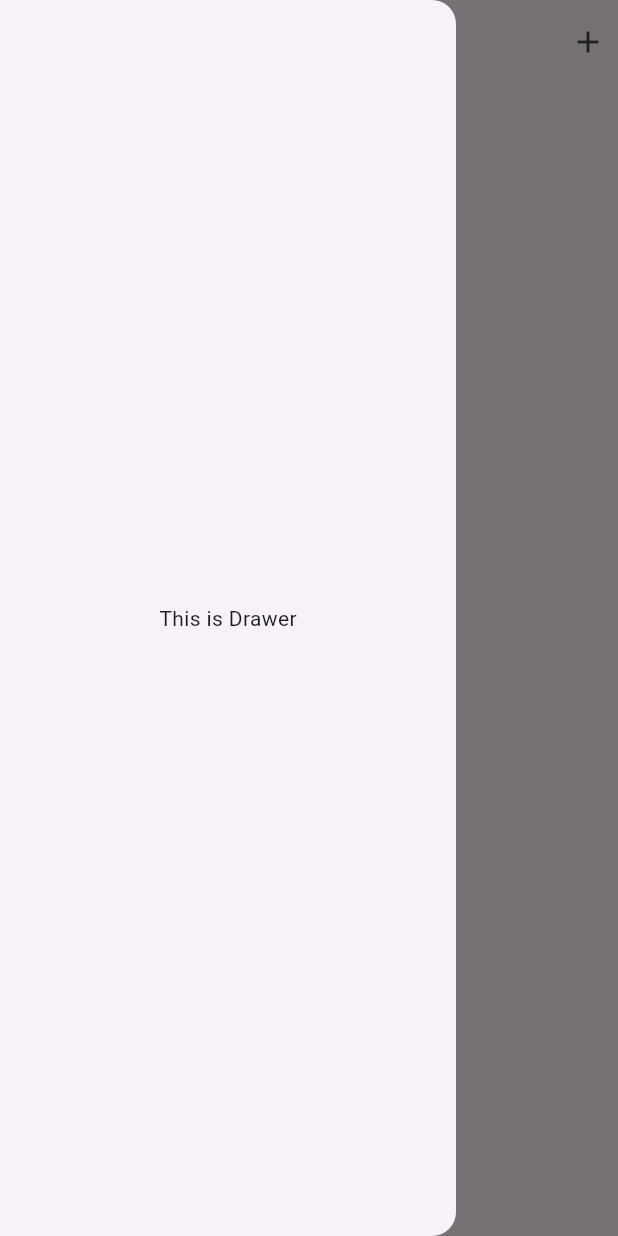
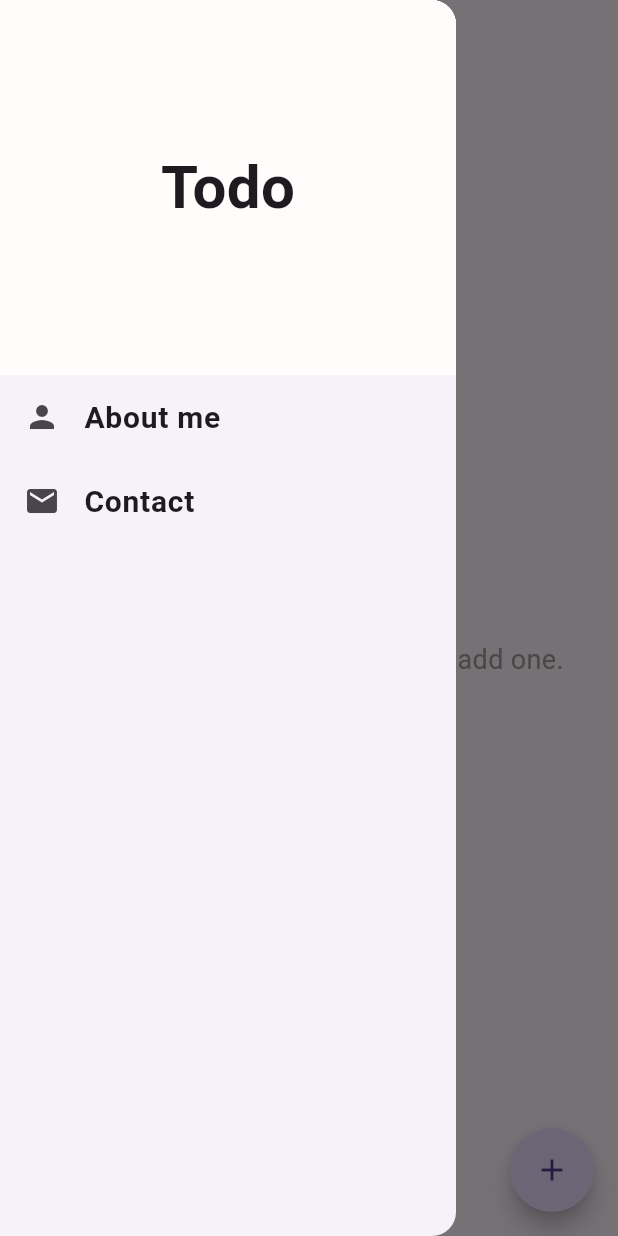
Before and after one commit to anilkumar572/todoapp, a Flutter app: the screen it shows after launch, with the side drawer open, on a phone screen of 412 x 824 dp. Run offline on Flutter 3.47's test engine with Material 3 defaults, Android fonts, the phone set to English and light mode, and no system bars; our stand-ins replace shared_preferences.

Commit message:
final commit

```diff
--- a/lib/mainscreen.dart
+++ b/lib/mainscreen.dart
@@ -1,6 +1,8 @@
 import 'package:flutter/material.dart';
 import 'package:shared_preferences/shared_preferences.dart';
 import 'package:todoapp/addtodo.dart';
+import 'package:todoapp/widgets/todolist.dart';
+import 'package:url_launcher/url_launcher.dart';
 
 class MainScreen extends StatefulWidget {
   const MainScreen({super.key});
@@ -11,7 +13,6 @@ class MainScreen extends StatefulWidget {
 
 class _MainScreenState extends State<MainScreen> {
   List<String> texts = [];
-  String text = "";
 
   void addText({required String changetext}) {
     if (texts.contains(changetext)) {
@@ -19,42 +20,57 @@ class _MainScreenState extends State<MainScreen> {
         context: context,
         builder: (context) {
           return AlertDialog(
-              content: Container(
-                child: Text("Hello"),
+            title: const Text("Duplicate Task"),
+            content: const Text("This task already exists in the list."),
+            actions: [
+              TextButton(
+                onPressed: () {
+                  Navigator.pop(context);
+                },
+                child: const Text("OK"),
               ),
+            ],
           );
-          });
+        },
+      );
+      return;
     }
     setState(() {
       texts.insert(0, changetext);
     });
-    UpdateLocalData();
+    updateLocalData();
     Navigator.pop(context);
   }
 
-  void UpdateLocalData() async {
+  void updateLocalData() async {
+    try {
       final SharedPreferences prefs = await SharedPreferences.getInstance();
-    prefs.setStringList('texts', texts);
+      await prefs.setStringList('texts', texts);
+    } catch (e) {
+      // Handle error if SharedPreferences fails
+      print("Error saving data: $e");
+    }
   }
 
-  void getlist() async {
+  void getList() async {
+    try {
       final SharedPreferences prefs = await SharedPreferences.getInstance();
       texts = (prefs.getStringList('texts') ?? []).toList();
       setState(() {});
+    } catch (e) {
+      // Handle error if SharedPreferences fails
+      print("Error loading data: $e");
+    }
   }
 
   @override
-  Widget build(BuildContext context) {
-    return Scaffold(
-        drawer: const Drawer(
-          child: Center(child: Text("This is Drawer")),
-        ),
-        appBar: AppBar(
-          title: const Text("Todo App"),
-          centerTitle: true,
-          actions: [
-            InkWell(
-              onTap: () {
+  void initState() {
+    super.initState();
+    getList();
+  }
+
+//on clicking the + icon
+  void onClickOficon() {
     showModalBottomSheet(
       context: context,
       builder: (context) {
@@ -64,53 +80,76 @@ class _MainScreenState extends State<MainScreen> {
           decoration: const BoxDecoration(
             borderRadius: BorderRadius.only(
               topLeft: Radius.circular(20),
-                              topRight: Radius.circular(20)),
+              topRight: Radius.circular(20),
+            ),
           ),
           child: Addtodo(
             addText: addText,
           ),
         );
-                    });
       },
-              child: const Padding(
-                padding: EdgeInsets.all(8.0),
-                child: Icon(
-                  Icons.add,
+    );
+  }
+
+  @override
+  Widget build(BuildContext context) {
+    return Scaffold(
+      floatingActionButton: FloatingActionButton(
+        shape: CircleBorder(),
+        onPressed: onClickOficon,
+        child: Icon(Icons.add),
       ),
+      drawer: Drawer(
+        child: Column(
+          children: [
+            Container(
+              width: double.infinity,
+              height: 250,
+              color: const Color.fromARGB(255, 255, 252, 252),
+              child: Center(
+                child: Text(
+                  "Todo",
+                  style: TextStyle(fontWeight: FontWeight.bold, fontSize: 40),
+                ),
+              ),
+            ),
+            ListTile(
+              leading: Icon(Icons.person),
+              title: InkWell(
+                onTap: () {
+                  launchUrl(Uri.parse('https://flutter.dev'));
+                },
+                child: Text('About me',
+                    style:
+                        TextStyle(fontWeight: FontWeight.bold, fontSize: 20)),
+              ),
+            ),
+            ListTile(
+              leading: Icon(Icons.email),
+              title: InkWell(
+                onTap: () {
+                  launchUrl(Uri.parse('mainto:anilgithubd@gmail.com'));
+                },
+                child: Text('Contact',
+                    style:
+                        TextStyle(fontWeight: FontWeight.bold, fontSize: 20)),
               ),
             ),
           ],
         ),
-        body: ListView.builder(
-            itemCount: texts.length,
-            itemBuilder: (BuildContext, int index) {
-              return ListTile(
-                onTap: () {
-                  showModalBottomSheet(
-                      context: context,
-                      builder: (context) {
-                        return Padding(
-                          padding: const EdgeInsets.all(8.0),
-                          child: Container(
-                            width: double.infinity,
-                            height: 100,
-                            child: Center(
-                                child: ElevatedButton(
-                                    onPressed: () {
-                                      setState(() {
-                                        texts.removeAt(index);
-                                      });
-                                      UpdateLocalData();
-
-                                      Navigator.pop(context);
-                                    },
-                                    child: Text("Mark as done"))),
       ),
+      appBar: AppBar(
+        title: const Text("Todo App"),
+        centerTitle: true,
+      ),
+      body: texts.isEmpty
+          ? const Center(
+              child: Text(
+                "No tasks available. Tap the '+' to add one.",
+                style: TextStyle(fontSize: 18, color: Colors.grey),
+              ),
+            )
+          : TodoList(texts: texts, updateLocalData: updateLocalData),
     );
-                      });
-                },
-                title: Text(texts[index]),
-              );
-            }));
   }
 }
--- a/pubspec.yaml
+++ b/pubspec.yaml
@@ -37,6 +37,7 @@ dependencies:
   cupertino_icons: ^1.0.8
   flutter_feather_icons: ^2.0.0+1
   shared_preferences: ^2.3.4
+  url_launcher: ^6.3.1
 
 dev_dependencies:
   flutter_test:
```
Also changed, not shown: lib/addtodo.dart (+6 -1 lines), lib/widgets/todolist.dart (added, +74 -0 lines), pubspec.lock, 3 other files. Lines whose indentation alone changed are shown as unchanged.
